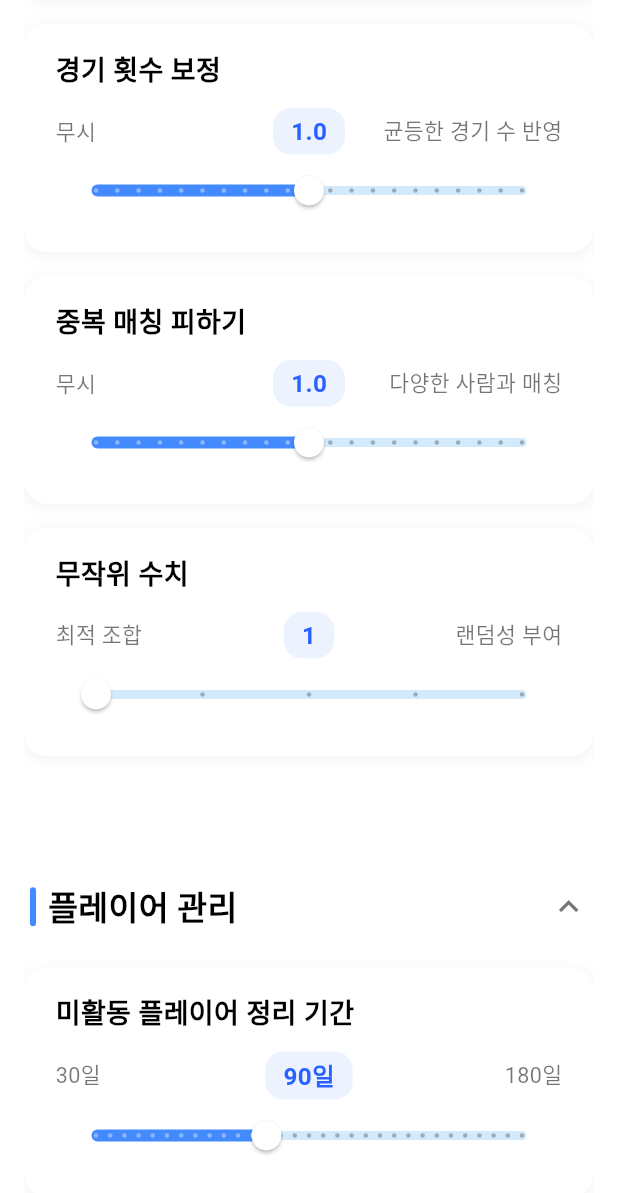
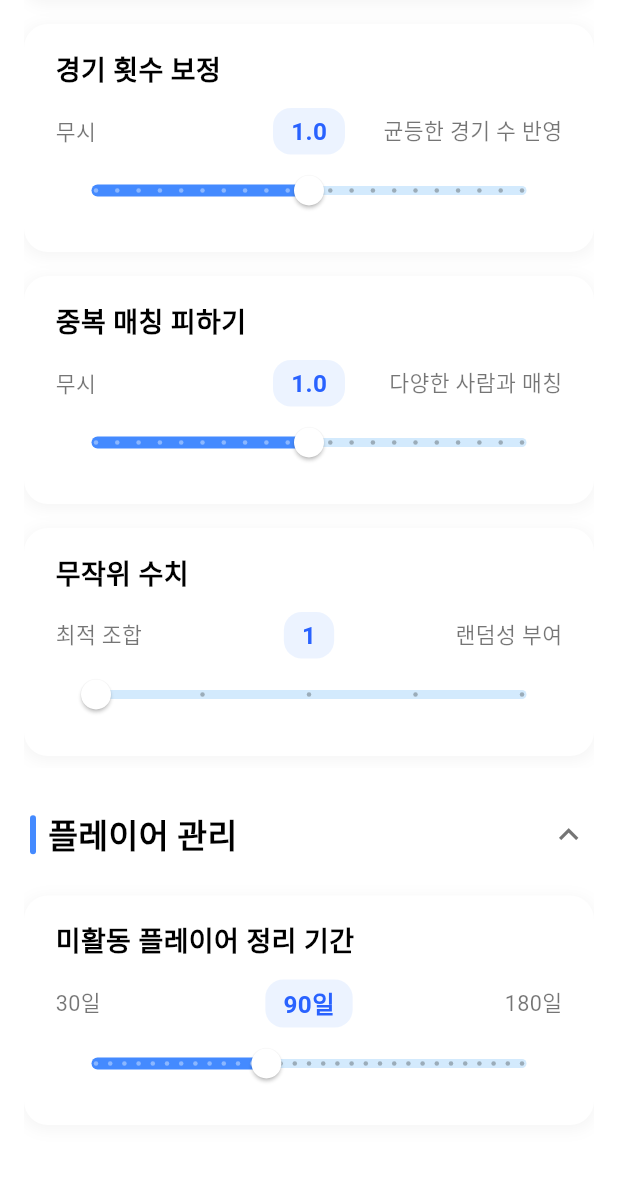
Before and after one commit to Hyun-Tak-Lee/hotswing, a Flutter app: the SettingsScreen screen opened directly, scrolled down 1152 dp, on a phone screen of 412 x 824 dp. Shown: the top 1193 px of the screen. Run offline on Flutter 3.47's test engine with Material 3 defaults, Android fonts, the phone set to English and light mode, and no system bars; our stand-ins replace device_info_plus, flutter_dotenv, realm, shared_preferences; accounts and stored records are empty; generated files the repository leaves out were written again.

Commit message:
feat: 성능 최적화를 위한 ListView.builder 및 위젯 리팩토링, AGENTS.md 추가, lint 옵션에 const 를 가능한 사용했는지 확인하도록 수정

```diff
--- a/analysis_options.yaml
+++ b/analysis_options.yaml
@@ -23,6 +23,9 @@ linter:
   rules:
     # avoid_print: false  # Uncomment to disable the `avoid_print` rule
     # prefer_single_quotes: true  # Uncomment to enable the `prefer_single_quotes` rule
+    prefer_const_constructors: true
+    prefer_const_declarations: true
+    prefer_const_literals_to_create_immutables: true
 
 # Additional information about this file can be found at
 # https://dart.dev/guides/language/analysis-options
--- a/lib/src/screens/settings/settings_screen.dart
+++ b/lib/src/screens/settings/settings_screen.dart
@@ -31,7 +31,6 @@ class _SettingsScreenState extends State<SettingsScreen> {
     final baseColors = context.baseColors;
     final colorScheme = context.colorScheme;
 
-    // 라이트 모드 이전 색상 완벽 복원 및 다크 모드 적응을 위한 변수 정의
     final dynamicCardBg = baseColors.cardBg;
     final dynamicCardShadow = baseColors.cardShadow;
     final dynamicBorder = Border.all(color: baseColors.cardBorderColor);
@@ -47,18 +46,21 @@ class _SettingsScreenState extends State<SettingsScreen> {
     final headerFontSize = iconAndFontSize * 1.2;
 
     return Scaffold(
-      backgroundColor: Colors.transparent, // 부모 컨테이너의 배경색 활용
-      body: CustomScrollView(
-        slivers: [
-          SliverPadding(
+      backgroundColor: Colors.transparent,
+      body: ListView.builder(
         padding: EdgeInsets.symmetric(
           horizontal: isTablet ? 32.0 : 16.0,
           vertical: 24.0,
         ),
-            sliver: SliverList(
-              delegate: SliverChildListDelegate([
+        itemCount: 4,
+        itemBuilder: (context, index) {
+          switch (index) {
+            case 0:
               // 테마 설정 섹션
-                _buildSectionHeader(
+              return Column(
+                crossAxisAlignment: CrossAxisAlignment.stretch,
+                children: [
+                  SettingSectionHeader(
                     title: '테마 설정',
                     fontSize: headerFontSize,
                     isExpanded: _isThemeExpanded,
@@ -140,9 +142,15 @@ class _SettingsScreenState extends State<SettingsScreen> {
                     duration: const Duration(milliseconds: 300),
                   ),
                   const SizedBox(height: 16),
+                ],
+              );
 
+            case 1:
               // 코트 관리 섹션
-                _buildSectionHeader(
+              return Column(
+                crossAxisAlignment: CrossAxisAlignment.stretch,
+                children: [
+                  SettingSectionHeader(
                     title: '코트 관리',
                     fontSize: headerFontSize,
                     isExpanded: _isCourtExpanded,
@@ -251,10 +259,16 @@ class _SettingsScreenState extends State<SettingsScreen> {
                         : CrossFadeState.showFirst,
                     duration: const Duration(milliseconds: 300),
                   ),
+                  const SizedBox(height: 16),
+                ],
+              );
 
+            case 2:
               // 매칭 조건 설정 섹션
-                const SizedBox(height: 16),
-                _buildSectionHeader(
+              return Column(
+                crossAxisAlignment: CrossAxisAlignment.stretch,
+                children: [
+                  SettingSectionHeader(
                     title: '매칭 조건 설정',
                     fontSize: headerFontSize,
                     isExpanded: _isMatchingExpanded,
@@ -263,7 +277,6 @@ class _SettingsScreenState extends State<SettingsScreen> {
                     ),
                     colorScheme: colorScheme,
                   ),
-
                   AnimatedCrossFade(
                     firstChild: const SizedBox(width: double.infinity),
                     secondChild: Padding(
@@ -291,7 +304,8 @@ class _SettingsScreenState extends State<SettingsScreen> {
                                 vertical: 16.0,
                               ),
                               child: Row(
-                              mainAxisAlignment: MainAxisAlignment.spaceBetween,
+                                mainAxisAlignment:
+                                    MainAxisAlignment.spaceBetween,
                                 children: [
                                   Text(
                                     '운영진 대기 (교류전 제외)',
@@ -312,8 +326,7 @@ class _SettingsScreenState extends State<SettingsScreen> {
                               ),
                             ),
                           ),
-                        _buildSliderListItem(
-                          context: context,
+                          SettingSliderCard(
                             title: '실력 매칭',
                             leftText: '2명씩 균등',
                             rightText: '4인 균등',
@@ -321,10 +334,8 @@ class _SettingsScreenState extends State<SettingsScreen> {
                             onChanged: (double value) =>
                                 optionsProvider.setSkillWeight(value),
                             iconAndFontSize: iconAndFontSize,
-                          colorScheme: colorScheme,
                           ),
-                        _buildSliderListItem(
-                          context: context,
+                          SettingSliderCard(
                             title: '성별 분포',
                             leftText: '남2여2 혼성',
                             rightText: '단일 성별 위주',
@@ -332,10 +343,8 @@ class _SettingsScreenState extends State<SettingsScreen> {
                             onChanged: (double value) =>
                                 optionsProvider.setGenderWeight(value),
                             iconAndFontSize: iconAndFontSize,
-                          colorScheme: colorScheme,
                           ),
-                        _buildSliderListItem(
-                          context: context,
+                          SettingSliderCard(
                             title: '대기 횟수 우선순위',
                             leftText: '조합 우선',
                             rightText: '대기 긴 사람 우선',
@@ -343,10 +352,8 @@ class _SettingsScreenState extends State<SettingsScreen> {
                             onChanged: (double value) =>
                                 optionsProvider.setWaitedWeight(value),
                             iconAndFontSize: iconAndFontSize,
-                          colorScheme: colorScheme,
                           ),
-                        _buildSliderListItem(
-                          context: context,
+                          SettingSliderCard(
                             title: '경기 횟수 보정',
                             leftText: '무시',
                             rightText: '균등한 경기 수 반영',
@@ -354,10 +361,8 @@ class _SettingsScreenState extends State<SettingsScreen> {
                             onChanged: (double value) =>
                                 optionsProvider.setPlayedWeight(value),
                             iconAndFontSize: iconAndFontSize,
-                          colorScheme: colorScheme,
                           ),
-                        _buildSliderListItem(
-                          context: context,
+                          SettingSliderCard(
                             title: '중복 매칭 피하기',
                             leftText: '무시',
                             rightText: '다양한 사람과 매칭',
@@ -365,10 +370,8 @@ class _SettingsScreenState extends State<SettingsScreen> {
                             onChanged: (double value) =>
                                 optionsProvider.setPlayedWithWeight(value),
                             iconAndFontSize: iconAndFontSize,
-                          colorScheme: colorScheme,
                           ),
-                        _buildIntSliderListItem(
-                          context: context,
+                          SettingIntSliderCard(
                             title: '무작위 수치',
                             leftText: '최적 조합',
                             rightText: '랜덤성 부여',
@@ -380,7 +383,6 @@ class _SettingsScreenState extends State<SettingsScreen> {
                             onChanged: (int value) =>
                                 optionsProvider.setRandomPoolSize(value),
                             iconAndFontSize: iconAndFontSize,
-                          colorScheme: colorScheme,
                           ),
                         ],
                       ),
@@ -390,11 +392,16 @@ class _SettingsScreenState extends State<SettingsScreen> {
                         : CrossFadeState.showFirst,
                     duration: const Duration(milliseconds: 300),
                   ),
+                  const SizedBox(height: 16),
+                ],
+              );
 
-                const SizedBox(height: 48), // 하단 여백 추가
+            case 3:
               // 플레이어 관리 섹션
-                const SizedBox(height: 16),
-                _buildSectionHeader(
+              return Column(
+                crossAxisAlignment: CrossAxisAlignment.stretch,
+                children: [
+                  SettingSectionHeader(
                     title: '플레이어 관리',
                     fontSize: headerFontSize,
                     isExpanded: _isPlayerExpanded,
@@ -406,8 +413,7 @@ class _SettingsScreenState extends State<SettingsScreen> {
                     firstChild: const SizedBox(width: double.infinity),
                     secondChild: Padding(
                       padding: const EdgeInsets.only(top: 4.0, bottom: 24.0),
-                    child: _buildIntSliderListItem(
-                      context: context,
+                      child: SettingIntSliderCard(
                         title: '미활동 플레이어 정리 기간',
                         leftText: '30일',
                         rightText: '180일',
@@ -419,7 +425,6 @@ class _SettingsScreenState extends State<SettingsScreen> {
                         onChanged: (int value) =>
                             optionsProvider.setInactiveDaysThreshold(value),
                         iconAndFontSize: iconAndFontSize,
-                      colorScheme: colorScheme,
                       ),
                     ),
                     crossFadeState: _isPlayerExpanded
@@ -427,28 +432,43 @@ class _SettingsScreenState extends State<SettingsScreen> {
                         : CrossFadeState.showFirst,
                     duration: const Duration(milliseconds: 300),
                   ),
+                  const SizedBox(height: 32),
+                ],
+              );
 
-                const SizedBox(height: 48),
-              ]),
-            ),
-          ),
-        ],
+            default:
+              return const SizedBox.shrink();
+          }
+        },
       ),
     );
   }
+}
 
-  Widget _buildSectionHeader({
-    required String title,
-    required double fontSize,
-    required bool isExpanded,
-    required VoidCallback onToggle,
-    required ColorScheme colorScheme,
-  }) {
+class SettingSectionHeader extends StatelessWidget {
+  final String title;
+  final double fontSize;
+  final bool isExpanded;
+  final VoidCallback onToggle;
+  final ColorScheme colorScheme;
+
+  const SettingSectionHeader({
+    super.key,
+    required this.title,
+    required this.fontSize,
+    required this.isExpanded,
+    required this.onToggle,
+    required this.colorScheme,
+  });
+
+  @override
+  Widget build(BuildContext context) {
     final baseColors = context.baseColors;
     final primaryColor = baseColors.primaryAccent;
     final textColor = baseColors.textPrimary;
-    final iconColor =
-        colorScheme.brightness == Brightness.dark ? colorScheme.onSurfaceVariant : Colors.grey.shade600;
+    final iconColor = colorScheme.brightness == Brightness.dark
+        ? colorScheme.onSurfaceVariant
+        : Colors.grey.shade600;
 
     return InkWell(
       onTap: onToggle,
@@ -486,17 +506,28 @@ class _SettingsScreenState extends State<SettingsScreen> {
       ),
     );
   }
+}
 
-  Widget _buildSliderListItem({
-    required BuildContext context,
-    required String title,
-    required String leftText,
-    required String rightText,
-    required double value,
-    required ValueChanged<double> onChanged,
-    required double iconAndFontSize,
-    required ColorScheme colorScheme,
-  }) {
+class SettingSliderCard extends StatelessWidget {
+  final String title;
+  final String leftText;
+  final String rightText;
+  final double value;
+  final ValueChanged<double> onChanged;
+  final double iconAndFontSize;
+
+  const SettingSliderCard({
+    super.key,
+    required this.title,
+    required this.leftText,
+    required this.rightText,
+    required this.value,
+    required this.onChanged,
+    required this.iconAndFontSize,
+  });
+
+  @override
+  Widget build(BuildContext context) {
     final baseColors = context.baseColors;
     final cardBg = baseColors.cardBg;
     final shadowColor = baseColors.cardShadow;
@@ -603,21 +634,36 @@ class _SettingsScreenState extends State<SettingsScreen> {
       ),
     );
   }
+}
 
-  Widget _buildIntSliderListItem({
-    required BuildContext context,
-    required String title,
-    required String leftText,
-    required String rightText,
-    required int value,
-    required int min,
-    required int max,
-    required int divisions,
-    required String unit,
-    required ValueChanged<int> onChanged,
-    required double iconAndFontSize,
-    required ColorScheme colorScheme,
-  }) {
+class SettingIntSliderCard extends StatelessWidget {
+  final String title;
+  final String leftText;
+  final String rightText;
+  final int value;
+  final int min;
+  final int max;
+  final int divisions;
+  final String unit;
+  final ValueChanged<int> onChanged;
+  final double iconAndFontSize;
+
+  const SettingIntSliderCard({
+    super.key,
+    required this.title,
+    required this.leftText,
+    required this.rightText,
+    required this.value,
+    required this.min,
+    required this.max,
+    required this.divisions,
+    required this.unit,
+    required this.onChanged,
+    required this.iconAndFontSize,
+  });
+
+  @override
+  Widget build(BuildContext context) {
     final displayValue = '$value$unit';
     final baseColors = context.baseColors;
     final cardBg = baseColors.cardBg;
```
Also changed, not shown: lib/src/common/widgets/dialogs/confirmation_dialog.dart (+74 -75 lines), lib/src/screens/main/widgets/menu/right_side_menu.dart (+58 -25 lines), 1 other file. Lines whose indentation alone changed are shown as unchanged.
